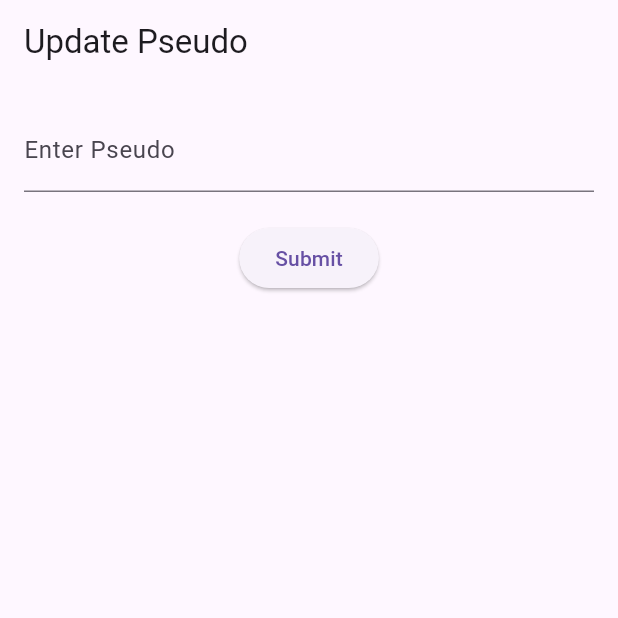
After one commit to Acynia7/Phix_mobile, a Flutter app: the PseudoScreen screen opened directly, after a tap on "Submit", on a phone screen of 412 x 824 dp, the top half of it. The commit adds this screen. Run offline on Flutter 3.47's test engine with Material 3 defaults, Android fonts, the phone set to English and light mode, and no system bars; missing offline and left inert: qr_mobile_vision; network calls fail.

Commit message:
Pseudo page

```diff
--- a/lib/main.dart
+++ b/lib/main.dart
@@ -1,5 +1,5 @@
 import 'package:flutter/material.dart';
-import 'main_app.dart';
+import 'screen/main_app.dart';
 
 void main() {
   runApp(MainApp());
--- a/lib/main_app.dart
+++ b/lib/screen/main_app.dart
@@ -1,6 +1,7 @@
 import 'package:flutter/material.dart';
-import 'qr_camera_widget.dart';
-import 'services/api_services.dart'; // Importer ApiService
+import 'package:phix/screen/pseudo_screen.dart';
+import '../qr_camera_widget.dart';
+import '../services/api_services.dart'; // Importer ApiService
 
 class MainApp extends StatelessWidget {
   final GlobalKey<FormState> _formKey = GlobalKey<FormState>();
@@ -47,9 +48,7 @@ class MainApp extends StatelessWidget {
                                 // Appeler verifySessionCode
                                 bool sessionExists = await ApiService.verifySessionCode(_codeController.text);
                                 if (sessionExists) {
-                                  ScaffoldMessenger.of(context).showSnackBar(
-                                    const SnackBar(content: Text('Session code is valid.')),
-                                  );
+                                  Navigator.pushReplacement(context, MaterialPageRoute(builder: (context) => const PseudoScreen()),);
                                 } else {
                                   ScaffoldMessenger.of(context).showSnackBar(
                                     const SnackBar(content: Text('Session code is invalid.')),
--- /dev/null
+++ b/lib/screen/pseudo_screen.dart
@@ -0,0 +1,67 @@
+import 'package:flutter/material.dart';
+import '../services/api_services.dart'; // Importer ApiService
+
+class PseudoScreen extends StatefulWidget {
+  const PseudoScreen({super.key});
+
+  @override
+  _PseudoScreenState createState() => _PseudoScreenState();
+}
+
+class _PseudoScreenState extends State<PseudoScreen> {
+  final TextEditingController _pseudoController = TextEditingController();
+  bool _isLoading = false;
+
+  @override
+  void dispose() {
+    _pseudoController.dispose();
+    super.dispose();
+  }
+
+  Future<void> _submitPseudo(String sessionCode) async {
+    setState(() {
+      _isLoading = true;
+    });
+
+    try {
+      await ApiService.updatePseudo(sessionCode, _pseudoController.text);
+      // Handle success (e.g., show a success message or navigate to another screen)
+    } catch (e) {
+      // Handle error (e.g., show an error message)
+    } finally {
+      setState(() {
+        _isLoading = false;
+      });
+    }
+  }
+
+  @override
+  Widget build(BuildContext context) {
+    return Scaffold(
+      appBar: AppBar(
+        title: const Text('Update Pseudo'),
+      ),
+      body: Padding(
+        padding: const EdgeInsets.all(16.0),
+        child: Column(
+          children: <Widget>[
+            TextField(
+              controller: _pseudoController,
+              decoration: const InputDecoration(labelText: 'Enter Pseudo'),
+            ),
+            const SizedBox(height: 20),
+            _isLoading
+                ? const CircularProgressIndicator()
+                : ElevatedButton(
+                    onPressed: () {
+                      // Replace 'your_session_code' with the actual session code
+                      _submitPseudo('your_session_code');
+                    },
+                    child: const Text('Submit'),
+                  ),
+          ],
+        ),
+      ),
+    );
+  }
+}
--- a/lib/services/api_services.dart
+++ b/lib/services/api_services.dart
@@ -54,4 +54,28 @@ class ApiService {
       return false;
     }
   }
+
+  static Future<void> updatePseudo(String sessionCode, String pseudo) async {
+    final url = Uri.parse('https://std33.beaupeyrat.com/api/sessions/updatePseudo');
+
+    final response = await http.post(
+      url,
+      headers: {
+        'Content-Type': 'application/json',
+      },
+      body: jsonEncode({
+        'code': sessionCode,
+        'pseudo': pseudo,
+      }),
+    );
+
+    print('Response status: ${response.statusCode}');
+    print('Response body: ${response.body}');
+
+    if (response.statusCode == 200) {
+      print('Pseudo updated successfully');
+    } else {
+      print('Erreur: ${response.statusCode}');
+    }
+  }
 }
```
